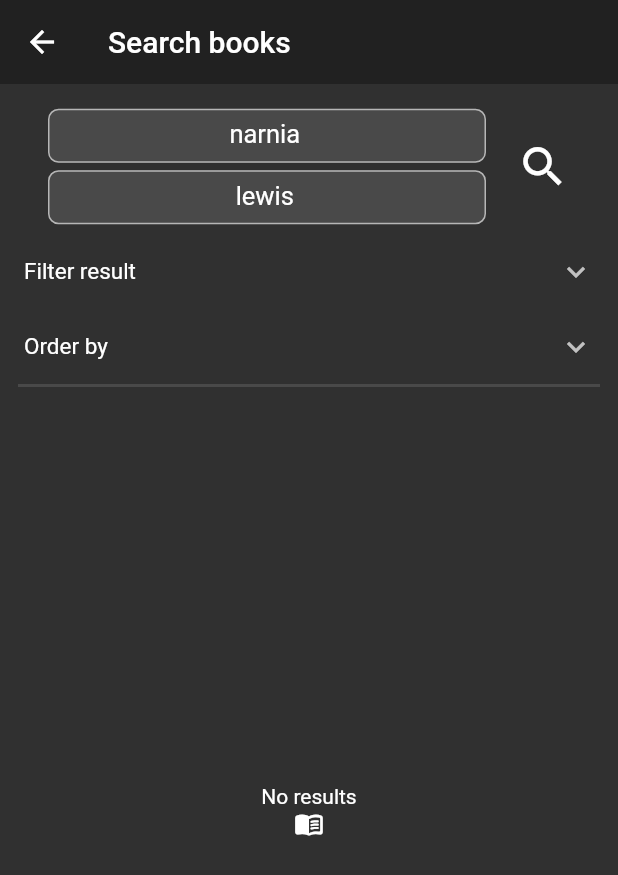
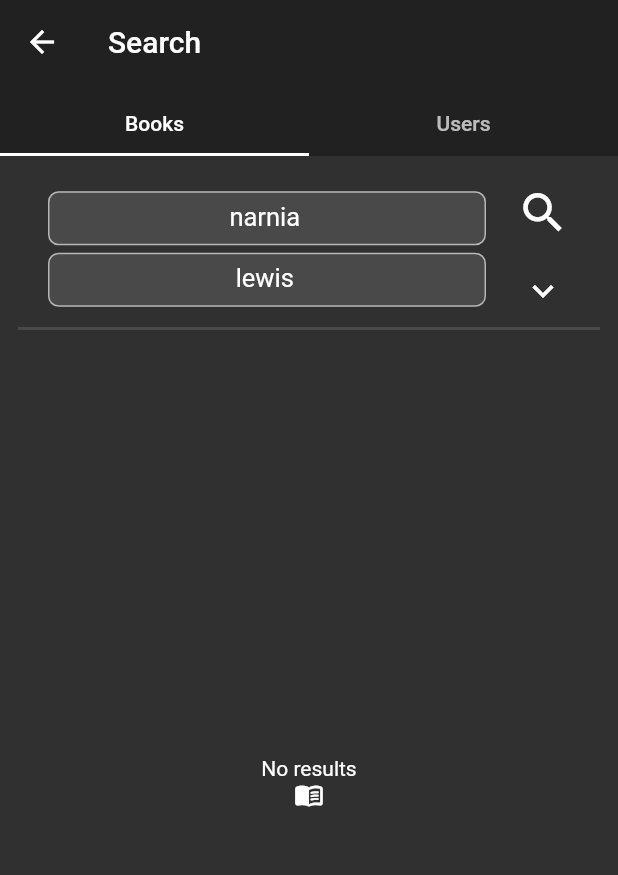
Before and after one commit to cvalore/DIMA-app, a Flutter app: the screen it shows once a user with an empty profile is signed in, item 2 of the bottom bar chosen, on a phone screen of 412 x 824 dp. Shown: the top 875 px of the screen. Run offline on Flutter 3.47's test engine with Material 2 defaults, Android fonts, the phone set to English and light mode, and no system bars; our stand-ins replace cached_network_image, cloud_firestore, device_preview, firebase_auth, firebase_core, firebase_storage and 3 more; missing offline and left inert: radio_grouped_buttons; accounts and stored records are empty.

Commit message:
start working on search users

```diff
--- a/Sources/flutter_firebase_auth/lib/screens/actions/searchBook/searchBookPage.dart
+++ b/Sources/flutter_firebase_auth/lib/screens/actions/searchBook/searchBookPage.dart
@@ -35,6 +35,8 @@ class _SearchBookPageState extends State<SearchBookPage> {
   String _title = 'narnia';
   String _author = 'lewis';
   bool searchButtonPressed = false;   //check needed to display 'No results found'
+
+  bool _openModifiersSection = false;
 
   String _selectedOrder = orderByNoOrderLabel;
   int _selectedOrderValue = 0;
@@ -120,9 +122,11 @@ class _SearchBookPageState extends State<SearchBookPage> {
                   getKey: getFormKey,
                 ),
               ),
-              Flexible(
-                flex: 4,
-                child: FloatingActionButton(
+              Column(
+                mainAxisAlignment: MainAxisAlignment.center,
+                crossAxisAlignment: CrossAxisAlignment.center,
+                children: <Widget>[
+                  FloatingActionButton(
                       heroTag: "searchBookBtn",
                       elevation: 0.0,
                       focusElevation: 0.0,
@@ -132,7 +136,14 @@ class _SearchBookPageState extends State<SearchBookPage> {
                       child: Icon(Icons.search, color: Colors.white,size: 35.0),
                       onPressed: () async {
                         setState(() {
+                          if(_filterExpansionTileKey != null && _filterExpansionTileKey.currentState != null) {
+                            _filterExpansionTileKey.currentState.collapse();
+                          }
+                          if(_orderbyExpansionTileKey != null && _orderbyExpansionTileKey.currentState != null) {
+                            _orderbyExpansionTileKey.currentState.collapse();
+                          }
                           _searchLoading = true;
+                          //_openModifiersSection = false;
                         });
 
                         List<PerGenreBook> realSearchedBooks = List<PerGenreBook>();
@@ -153,17 +164,30 @@ class _SearchBookPageState extends State<SearchBookPage> {
                           _searchLoading = false;
                           booksAllInfo.clear();
                           booksAllInfo.addAll(realBooksAllInfo);
-                        _filterExpansionTileKey.currentState.collapse();
-                        _orderbyExpansionTileKey.currentState.collapse();
                         });
                       }
                   ),
+                  IconButton(
+                    splashRadius: 24.0,
+                    iconSize: 28.0,
+                    onPressed: () {
+                      setState(() {
+                        _openModifiersSection = !_openModifiersSection;
+                      });
+                    },
+                    icon: Icon(Icons.keyboard_arrow_down)),
+                ],
               ),
             ],
           ),
-          ListTileTheme(
+          _openModifiersSection ? ListTileTheme(
             dense: true,
             child: ManuallyCloseableExpansionTile(
+              onExpansionChanged: (val) {
+                if(val) {
+                  _orderbyExpansionTileKey.currentState.collapse();
+                }
+              },
               key: _filterExpansionTileKey,
               initiallyExpanded: false,
               title: Text("Filter result", style: TextStyle(fontSize: 15),),
@@ -395,12 +419,17 @@ class _SearchBookPageState extends State<SearchBookPage> {
                 )
               ],
             ),
-          ),
-          ListTileTheme(
+          ) : Container(),
+          _openModifiersSection ? ListTileTheme(
             dense: true,
             child: Theme(
               data: Theme.of(context).copyWith(dividerColor: Colors.transparent),
               child: ManuallyCloseableExpansionTile(
+                onExpansionChanged: (val) {
+                  if(val) {
+                    _filterExpansionTileKey.currentState.collapse();
+                  }
+                },
                 key: _orderbyExpansionTileKey,
                 initiallyExpanded: false,
                 title: Text("Order by", style: TextStyle(fontSize: 15),),
@@ -410,8 +439,8 @@ class _SearchBookPageState extends State<SearchBookPage> {
                     width: MediaQuery.of(context).size.width,
                     child: CustomRadioButton(
                       initialSelection: _selectedOrderValue,
-                      buttonLables: orderByLabels,
-                      buttonValues: orderByLabels,
+                      buttonLables: orderByBookLabels,
+                      buttonValues: orderByBookLabels,
                       radioButtonValue: (value, index) {
                         setState(() {
                           _searchLoading = true;
@@ -470,7 +499,7 @@ class _SearchBookPageState extends State<SearchBookPage> {
                 ],
               ),
             ),
-          ),
+          ) : Container(),
           Padding(
               padding: const EdgeInsets.symmetric(vertical: 0.0),
               child: Divider(height: 2.0, thickness: 2.0, indent: 12.0, endIndent: 12.0,)
--- /dev/null
+++ b/Sources/flutter_firebase_auth/lib/screens/actions/searchBook/searchPage.dart
@@ -0,0 +1,55 @@
+import 'package:flutter/material.dart';
+import 'package:flutter_firebase_auth/screens/actions/searchBook/searchBookPage.dart';
+import 'package:flutter_firebase_auth/screens/actions/searchBook/searchUserPage.dart';
+import 'package:flutter_firebase_auth/shared/constants.dart';
+
+class SearchPage extends StatelessWidget {
+
+  final List<dynamic> books;
+
+  const SearchPage({Key key, this.books}) : super(key: key);
+
+  @override
+  Widget build(BuildContext context) {
+
+    bool _isTablet = MediaQuery.of(context).size.width > mobileMaxWidth;
+
+    return DefaultTabController(
+      length: 2,
+      child: Scaffold(
+        resizeToAvoidBottomInset: false,
+        //backgroundColor: Colors.black,
+        appBar: AppBar(
+          //backgroundColor: Colors.black,
+          elevation: 0.0,
+          title: Text("Search"),
+          bottom: TabBar(
+            indicatorColor: Colors.white,
+            tabs: <Widget>[
+              Container(
+                  height: _isTablet ? 60.0 : 40.0,
+                  child: Center(child: Text('Books',
+                    style: TextStyle(fontSize: _isTablet ? 20.0 : 14.0),))
+              ),
+              Container(
+                  height: _isTablet ? 60.0 : 40.0,
+                  child: Center(child: Text('Users',
+                    style: TextStyle(fontSize: _isTablet ? 20.0 : 14.0),))
+              ),
+            ],
+          ),
+        ),
+        body: TabBarView(
+            children: [
+              SearchBookPage(
+                books: books,
+              ),
+              SearchUserPage(
+
+              ),
+            ]
+        ),
+      ),
+    );
+  }
+}
--- a/Sources/flutter_firebase_auth/lib/shared/constants.dart
+++ b/Sources/flutter_firebase_auth/lib/shared/constants.dart
@@ -28,10 +28,17 @@ const orderByImagesLabel = "Images";
 const orderByStatusLabel = "Status";
 //const orderByStatusValue  = 8;
 
-const orderByLabels = [
+const orderByStars = "Stars";
+const orderByNumberReview = "# Reviews";
+
+const orderByBookLabels = [
   orderByNoOrderLabel, orderByTitleLabel, orderByAuthorLabel,
   orderByLanguageLabel, orderByPriceLabel, orderByPageCountLabel,
   orderByAvgRatingLabel, orderByImagesLabel, orderByStatusLabel
+];
+
+const orderByUsersLabels = [
+  orderByNoOrderLabel, orderByStars, orderByNumberReview
 ];
 
 const orderByAscendingWay = "Ascending";
```
Also changed, not shown: Sources/flutter_firebase_auth/lib/screens/actions/searchBook/searchUserPage.dart (added, +276 -0 lines), Sources/flutter_firebase_auth/lib/services/database.dart (+8 -2 lines), Sources/flutter_firebase_auth/lib/utils/bottomTabs.dart (+2 -12 lines). Lines whose indentation alone changed are shown as unchanged.
